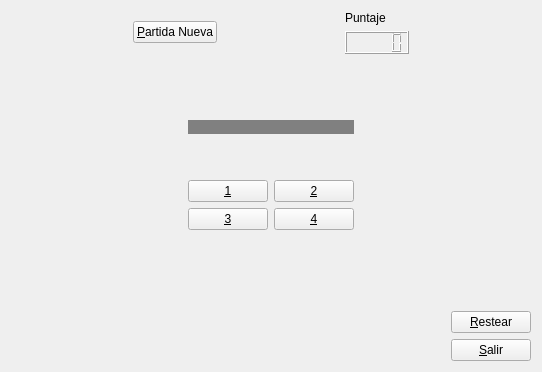
This is Practica3/Simon.ui in AlexandraOliv14/IDI_UPC as Qt 5 draws it before an edit. The edited form follows.
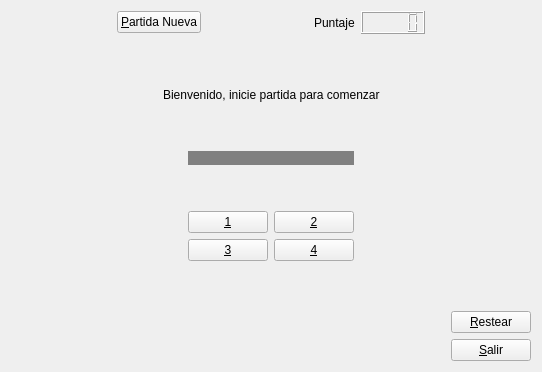
This is the edited form. Custom widgets are drawn as their Qt base class.

What changed in the file:
```diff
--- a/Practica3/Simon.ui
+++ b/Practica3/Simon.ui
@@ -13,7 +13,7 @@
   <property name="windowTitle">
    <string>Form</string>
   </property>
-  <layout class="QVBoxLayout" name="verticalLayout_5">
+  <layout class="QVBoxLayout" name="verticalLayout">
    <item>
     <layout class="QHBoxLayout" name="horizontalLayout_4">
      <item>
@@ -50,18 +50,14 @@
       </spacer>
      </item>
      <item>
-      <layout class="QVBoxLayout" name="verticalLayout">
-       <item>
-        <widget class="QLabel" name="label">
-         <property name="text">
-          <string>Puntaje</string>
-         </property>
-        </widget>
-       </item>
-       <item>
-        <widget class="QLCDNumber" name="puntaje"/>
-       </item>
-      </layout>
+      <widget class="QLabel" name="label">
+       <property name="text">
+        <string>Puntaje</string>
+       </property>
+      </widget>
+     </item>
+     <item>
+      <widget class="QLCDNumber" name="puntaje"/>
      </item>
      <item>
       <spacer name="horizontalSpacer_6">
@@ -79,11 +75,54 @@
     </layout>
    </item>
    <item>
-    <widget class="QLabel" name="label_3">
-     <property name="text">
-      <string/>
+    <spacer name="verticalSpacer_6">
+     <property name="orientation">
+      <enum>Qt::Vertical</enum>
      </property>
-    </widget>
+     <property name="sizeHint" stdset="0">
+      <size>
+       <width>20</width>
+       <height>40</height>
+      </size>
+     </property>
+    </spacer>
+   </item>
+   <item>
+    <layout class="QHBoxLayout" name="horizontalLayout_6">
+     <item>
+      <spacer name="horizontalSpacer_7">
+       <property name="orientation">
+        <enum>Qt::Horizontal</enum>
+       </property>
+       <property name="sizeHint" stdset="0">
+        <size>
+         <width>40</width>
+         <height>20</height>
+        </size>
+       </property>
+      </spacer>
+     </item>
+     <item>
+      <widget class="QLabel" name="label_3">
+       <property name="text">
+        <string>Bienvenido, inicie partida para comenzar</string>
+       </property>
+      </widget>
+     </item>
+     <item>
+      <spacer name="horizontalSpacer_9">
+       <property name="orientation">
+        <enum>Qt::Horizontal</enum>
+       </property>
+       <property name="sizeHint" stdset="0">
+        <size>
+         <width>40</width>
+         <height>20</height>
+        </size>
+       </property>
+      </spacer>
+     </item>
+    </layout>
    </item>
    <item>
     <layout class="QHBoxLayout" name="horizontalLayout_5">
```
Left out of the diff: 98 changed lines with no effect on the pictures.
